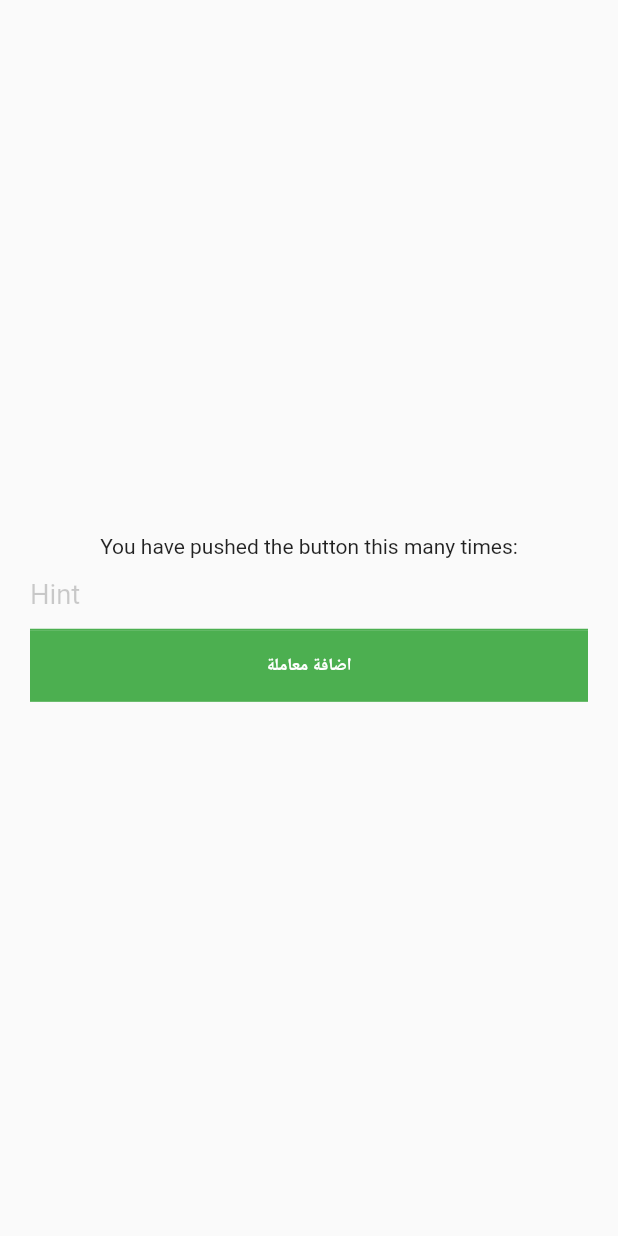
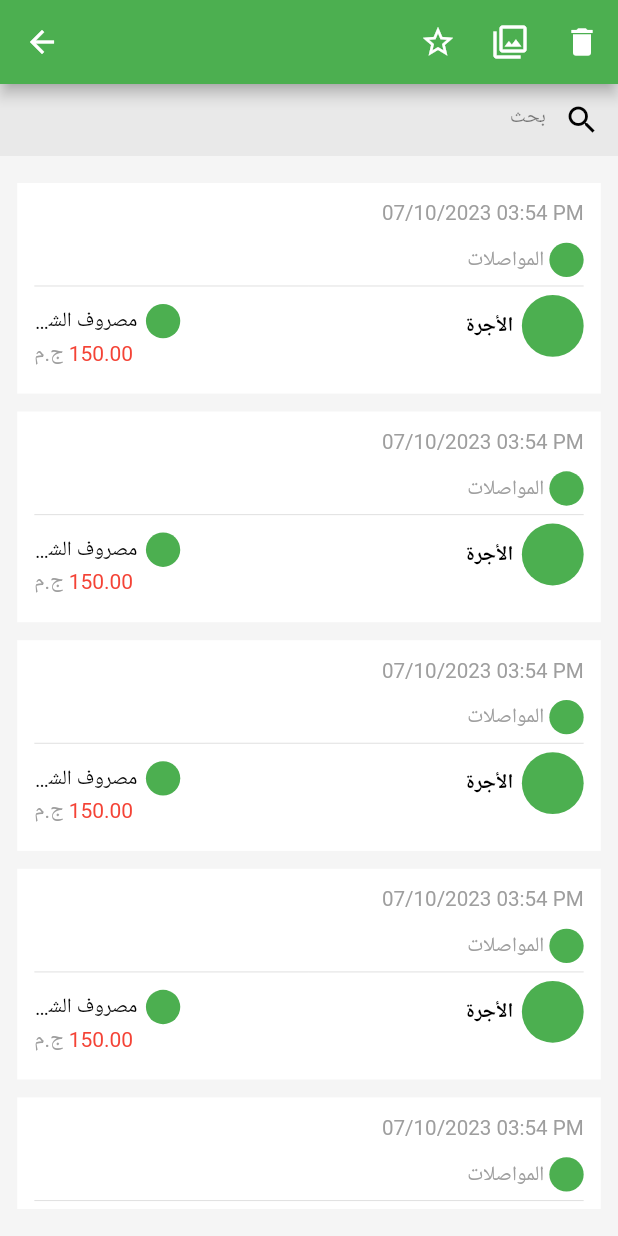
Before and after one commit to Basel85/masaref, a Flutter app: the screen it shows after launch, on a phone screen of 412 x 824 dp. Run offline on Flutter 3.47's test engine with Material 2 defaults, Android fonts, the phone set to English and light mode, and no system bars; our stand-ins replace flutter_bloc, flutter_screenutil, google_fonts, shared_preferences; Roboto replaces fonts that are missing (Cairo).

Commit message:
mo3amalat Page UI

```diff
--- /dev/null
+++ b/lib/features/mo3amalat/presentation/view/mo3amalat_page.dart
@@ -0,0 +1,63 @@
+import 'package:flutter/material.dart';
+import 'package:flutter_screenutil/flutter_screenutil.dart';
+import 'package:masaref/features/mo3amalat/presentation/view/widgets/mo3amala_componant.dart';
+import 'package:masaref/features/mo3amalat/presentation/view/widgets/search_field.dart';
+
+class Mo3amalatPage extends StatelessWidget {
+  const Mo3amalatPage({super.key});
+
+  @override
+  Widget build(BuildContext context) {
+    return Scaffold(
+      backgroundColor: const Color.fromARGB(255, 245, 245, 245),
+      appBar: AppBar(
+        actions: [
+          IconButton(
+            onPressed: () {},
+            icon: const Icon(
+              Icons.star_outline,
+            ),
+          ),
+          IconButton(
+            onPressed: () {},
+            icon: const Icon(
+              Icons.filter,
+            ),
+          ),
+          IconButton(
+            onPressed: () {},
+            icon: const Icon(
+              Icons.delete,
+            ),
+          ),
+        ],
+        leading: IconButton(
+          onPressed: () {},
+          icon: const Icon(
+            Icons.arrow_back,
+          ),
+        ),
+      ),
+      body: Directionality(
+        textDirection: TextDirection.rtl,
+        child: Column(
+          children: [
+            const SearchField(),
+            Expanded(
+              child: Padding(
+                padding: EdgeInsets.symmetric(horizontal: 10.w, vertical: 15.h),
+                child: ListView.separated(
+                  shrinkWrap: true,
+                  physics: const BouncingScrollPhysics(),
+                  itemCount: 5,
+                  itemBuilder: (context, index) => const Mo3amalaComponant(),
+                  separatorBuilder: (context, index) => SizedBox(height: 10.h),
+                ),
+              ),
+            ),
+          ],
+        ),
+      ),
+    );
+  }
+}
--- /dev/null
+++ b/lib/features/mo3amalat/presentation/view/widgets/mo3amala_componant.dart
@@ -0,0 +1,126 @@
+import 'package:flutter/material.dart';
+import 'package:flutter_screenutil/flutter_screenutil.dart';
+import 'package:masaref/core/utils/app_colors.dart';
+
+class Mo3amalaComponant extends StatelessWidget {
+  const Mo3amalaComponant({
+    super.key,
+  });
+
+  @override
+  Widget build(BuildContext context) {
+    return GestureDetector(
+      onTap: () {},
+      child: Container(
+        padding:
+            EdgeInsets.only(right: 10.w, top: 10.h, left: 10.w, bottom: 15.h),
+        decoration: const BoxDecoration(
+          color: Colors.white,
+        ),
+        child: Column(
+          crossAxisAlignment: CrossAxisAlignment.start,
+          children: [
+            Text(
+              '07/10/2023 03:54 PM',
+              textDirection: TextDirection.ltr,
+              style: TextStyle(
+                fontSize: 12.sp,
+                color: Colors.grey,
+              ),
+            ),
+            SizedBox(height: 10.h),
+            Row(
+              mainAxisAlignment: MainAxisAlignment.start,
+              children: [
+                CircleAvatar(
+                  radius: 10.r,
+                  backgroundColor: AppColors.primaryColor,
+                ),
+                SizedBox(width: 3.w),
+                Text(
+                  'المواصلات',
+                  style: TextStyle(
+                    fontSize: 12.sp,
+                    color: Colors.grey,
+                  ),
+                ),
+              ],
+            ),
+            SizedBox(
+              height: 10.h,
+              child: const Divider(),
+            ),
+            Row(
+              mainAxisAlignment: MainAxisAlignment.spaceBetween,
+              crossAxisAlignment: CrossAxisAlignment.start,
+              children: [
+                Row(
+                  mainAxisAlignment: MainAxisAlignment.start,
+                  children: [
+                    CircleAvatar(
+                      radius: 18.r,
+                      backgroundColor: AppColors.primaryColor,
+                    ),
+                    SizedBox(width: 5.w),
+                    Text(
+                      'الأجرة',
+                      style: TextStyle(
+                        fontSize: 12.sp,
+                        color: AppColors.colorBlack,
+                        fontWeight: FontWeight.bold,
+                      ),
+                    ),
+                  ],
+                ),
+                Column(
+                  crossAxisAlignment: CrossAxisAlignment.end,
+                  children: [
+                    SizedBox(height: 5.h),
+                    Row(
+                      children: [
+                        CircleAvatar(
+                          radius: 10.r,
+                          backgroundColor: AppColors.primaryColor,
+                        ),
+                        SizedBox(width: 5.w),
+                        SizedBox(
+                          width: 60.w,
+                          child: Text(
+                            'مصروف الشهر',
+                            overflow: TextOverflow.ellipsis,
+                            style: TextStyle(
+                              fontSize: 12.sp,
+                              color: AppColors.colorBlack,
+                            ),
+                          ),
+                        ),
+                      ],
+                    ),
+                    const Text.rich(
+                      TextSpan(
+                        children: [
+                          TextSpan(
+                            text: '150.00 ',
+                            style: TextStyle(
+                              color: Colors.red,
+                            ),
+                          ),
+                          TextSpan(
+                            text: 'ج.م',
+                            style: TextStyle(
+                              color: Colors.grey,
+                            ),
+                          ),
+                        ],
+                      ),
+                    ),
+                  ],
+                ),
+              ],
+            ),
+          ],
+        ),
+      ),
+    );
+  }
+}
--- /dev/null
+++ b/lib/features/mo3amalat/presentation/view/widgets/search_field.dart
@@ -0,0 +1,30 @@
+import 'package:flutter/material.dart';
+import 'package:flutter_screenutil/flutter_screenutil.dart';
+import 'package:masaref/core/utils/app_colors.dart';
+
+class SearchField extends StatelessWidget {
+  const SearchField({
+    super.key,
+  });
+
+  @override
+  Widget build(BuildContext context) {
+    return TextField(
+      decoration: InputDecoration(
+        filled: true,
+        fillColor: AppColors.colorBlack.withOpacity(0.05),
+        hintText: 'بحث',
+        hintStyle: TextStyle(
+          color: AppColors.colorBlack.withOpacity(0.5),
+          fontSize: 12.sp,
+        ),
+        prefixIcon: const Icon(
+          Icons.search,
+          color: Colors.black,
+        ),
+        focusedBorder: InputBorder.none,
+        enabledBorder: InputBorder.none,
+      ),
+    );
+  }
+}
--- a/lib/main.dart
+++ b/lib/main.dart
@@ -3,8 +3,8 @@ import 'package:flutter_bloc/flutter_bloc.dart';
 import 'package:flutter_screenutil/flutter_screenutil.dart';
 import 'package:masaref/core/helpers/cache_helper.dart';
 import 'package:masaref/core/helpers/observer.dart';
-import 'package:masaref/core/widgets/custom_button.dart';
-import 'package:masaref/core/widgets/custom_form_field.dart';
+import 'package:masaref/core/utils/app_colors.dart';
+import 'package:masaref/features/mo3amalat/presentation/view/mo3amalat_page.dart';
 
 void main() async {
   WidgetsFlutterBinding.ensureInitialized();
@@ -22,38 +22,16 @@ class MyApp extends StatelessWidget {
       designSize: const Size(360, 690),
       minTextAdapt: true,
       splitScreenMode: true,
-      builder: (context, child) => const MaterialApp(
-        debugShowCheckedModeBanner: false,
-        home: MyHomePage(),
-      ),
-    );
-  }
-}
-
-class MyHomePage extends StatelessWidget {
-  const MyHomePage({super.key});
-
-  @override
-  Widget build(BuildContext context) {
-    return Scaffold(
-      body: Center(
-        child: Padding(
-          padding: const EdgeInsets.all(20),
-          child: Column(
-            mainAxisAlignment: MainAxisAlignment.center,
-            children: [
-              const Text(
-                'You have pushed the button this many times:',
-              ),
-              CustomFormField(
-                hinttext: 'Hint',
-                hintsize: 14.sp,
-              ),
-              CustomButton(
-                title: 'اضافة معاملة',
-              ),
-            ],
+      builder: (context, child) => Directionality(
+        textDirection: TextDirection.rtl,
+        child: MaterialApp(
+          debugShowCheckedModeBanner: false,
+          theme: ThemeData(
+            appBarTheme: const AppBarTheme(
+              color: AppColors.primaryColor,
+            ),
           ),
+          home: Mo3amalatPage(),
         ),
       ),
     );
```
Also changed, not shown: lib/features/d.txt (deleted).
